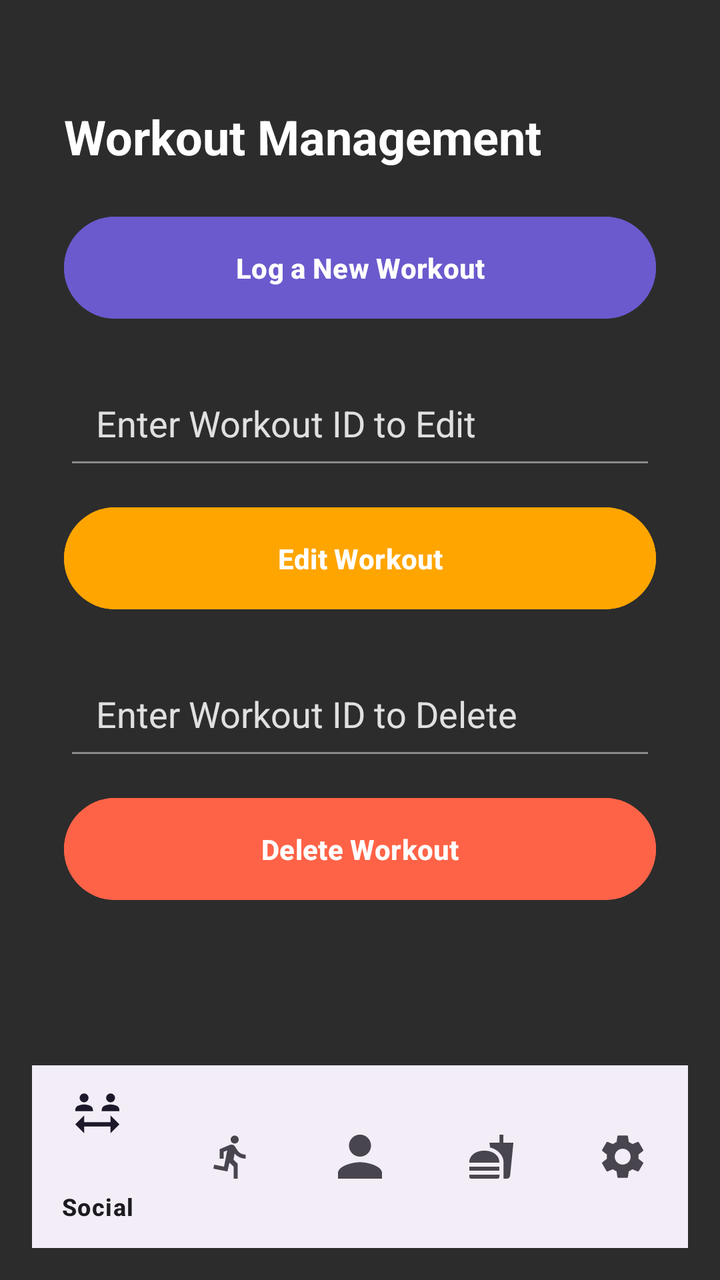
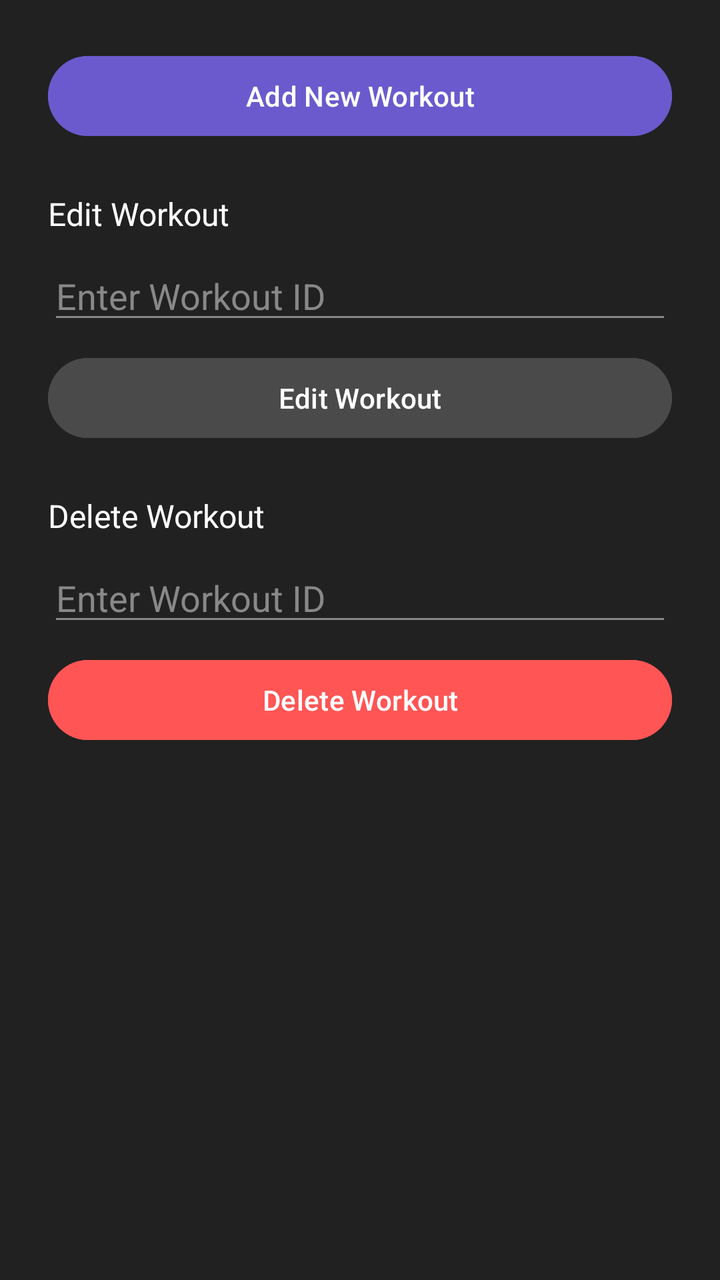

Screens rendered from an Android XML layout before and after an edit, with the pre-edit source and the edit as a unified diff.
<!-- AndroidManifest.xml: application theme Theme.AndroidExample -->
<!-- res/layout/activity_workout.xml -->
<?xml version="1.0" encoding="utf-8"?>
<androidx.constraintlayout.widget.ConstraintLayout
    xmlns:android="http://schemas.android.com/apk/res/android"
    xmlns:app="http://schemas.android.com/apk/res-auto"
    android:layout_width="match_parent"
    android:layout_height="match_parent"
    android:padding="16dp"
    android:background="#2C2C2C"> 


    <LinearLayout
        android:id="@+id/upper_section"
        android:layout_width="0dp"
        android:layout_height="0dp"
        android:orientation="vertical"
        android:padding="16dp"
        app:layout_constraintBottom_toTopOf="@+id/guideline"
        app:layout_constraintEnd_toEndOf="parent"
        app:layout_constraintStart_toStartOf="parent"
        app:layout_constraintTop_toTopOf="parent">

        
        <TextView
            android:id="@+id/title_workout_activity"
            android:layout_width="wrap_content"
            android:layout_height="wrap_content"
            android:text="Workout Management"
            android:textSize="24sp"
            android:textStyle="bold"
            android:textColor="#FFFFFF"
            android:layout_marginTop="20dp" />

        
        <Button
            android:id="@+id/navigate_log_workout_btn"
            android:layout_width="match_parent"
            android:layout_height="wrap_content"
            android:text="Log a New Workout"
            android:padding="16dp"
            android:backgroundTint="#6A5ACD"
            android:textColor="#FFFFFF"
            android:textStyle="bold"
            android:layout_marginTop="20dp" />

        
        <EditText
            android:id="@+id/edit_workout_id_edt"
            android:layout_width="match_parent"
            android:layout_height="wrap_content"
            android:hint="Enter Workout ID to Edit"
            android:inputType="number"
            android:padding="16dp"
            android:backgroundTint="#8A8A8A"
            android:textColorHint="#E0E0E0"
            android:textColor="#FFFFFF"
            android:layout_marginTop="20dp" />

        <Button
            android:id="@+id/edit_workout_btn"
            android:layout_width="match_parent"
            android:layout_height="wrap_content"
            android:text="Edit Workout"
            android:padding="16dp"
            android:backgroundTint="#FFA500"
            android:textColor="#FFFFFF"
            android:textStyle="bold"
            android:layout_marginTop="10dp" />

        
        <EditText
            android:id="@+id/delete_workout_id_edt"
            android:layout_width="match_parent"
            android:layout_height="wrap_content"
            android:hint="Enter Workout ID to Delete"
            android:inputType="number"
            android:padding="16dp"
            android:backgroundTint="#8A8A8A"
            android:textColorHint="#E0E0E0"
            android:textColor="#FFFFFF"
            android:layout_marginTop="20dp" />

        <Button
            android:id="@+id/delete_workout_btn"
            android:layout_width="match_parent"
            android:layout_height="wrap_content"
            android:text="Delete Workout"
            android:padding="16dp"
            android:backgroundTint="#FF6347"
            android:textColor="#FFFFFF"
            android:textStyle="bold"
            android:layout_marginTop="10dp" />

    </LinearLayout>

    
    <androidx.constraintlayout.widget.Guideline
        android:id="@+id/guideline"
        android:layout_width="wrap_content"
        android:layout_height="wrap_content"
        android:orientation="horizontal"
        app:layout_constraintGuide_percent="0.85" />

    
    <com.google.android.material.bottomnavigation.BottomNavigationView
        android:id="@+id/bottom_navigation"
        android:layout_width="0dp"
        android:layout_height="0dp"
        app:layout_constraintBottom_toBottomOf="parent"
        app:layout_constraintEnd_toEndOf="parent"
        app:layout_constraintHorizontal_bias="0.0"
        app:layout_constraintStart_toStartOf="parent"
        app:layout_constraintTop_toBottomOf="@+id/guideline"
        app:layout_constraintVertical_bias="0.0"
        app:menu="@menu/bottom_nav_menu" />

</androidx.constraintlayout.widget.ConstraintLayout>
<!-- resources referenced by this layout -->
<resources>
  <style name="Theme.AndroidExample" parent="Base.Theme.AndroidExample" />
  <style name="Base.Theme.AndroidExample" parent="Theme.Material3.DayNight.NoActionBar">
          
          
      </style>
</resources>

<!-- the commit's change to res/layout/activity_workout.xml (unified diff, before → after) -->
@@ -1,106 +1,92 @@
 <?xml version="1.0" encoding="utf-8"?>
-<androidx.constraintlayout.widget.ConstraintLayout
-    xmlns:android="http://schemas.android.com/apk/res/android"
+<LinearLayout xmlns:android="http://schemas.android.com/apk/res/android"
     xmlns:app="http://schemas.android.com/apk/res-auto"
     android:layout_width="match_parent"
     android:layout_height="match_parent"
-    android:padding="16dp"
-    android:background="#2C2C2C"> 
+    android:orientation="vertical"
+    android:background="#212121">
 
+    <ScrollView
+        android:layout_width="match_parent"
+        android:layout_height="0dp"
+        android:layout_weight="1">
 
-    <LinearLayout
-        android:id="@+id/upper_section"
-        android:layout_width="0dp"
-        android:layout_height="0dp"
-        android:orientation="vertical"
-        android:padding="16dp"
-        app:layout_constraintBottom_toTopOf="@+id/guideline"
-        app:layout_constraintEnd_toEndOf="parent"
-        app:layout_constraintStart_toStartOf="parent"
-        app:layout_constraintTop_toTopOf="parent">
-
-        
-        <TextView
-            android:id="@+id/title_workout_activity"
-            android:layout_width="wrap_content"
-            android:layout_height="wrap_content"
-            android:text="Workout Management"
-            android:textSize="24sp"
-            android:textStyle="bold"
-            android:textColor="#FFFFFF"
-            android:layout_marginTop="20dp" />
-
-        
-        <Button
-            android:id="@+id/navigate_log_workout_btn"
+        <LinearLayout
             android:layout_width="match_parent"
             android:layout_height="wrap_content"
-            android:text="Log a New Workout"
-            android:padding="16dp"
-            android:backgroundTint="#6A5ACD"
-            android:textColor="#FFFFFF"
-            android:textStyle="bold"
-            android:layout_marginTop="20dp" />
+            android:orientation="vertical"
+            android:padding="24dp">
 
-        
-        <EditText
-            android:id="@+id/edit_workout_id_edt"
-            android:layout_width="match_parent"
-            android:layout_height="wrap_content"
-            android:hint="Enter Workout ID to Edit"
-            android:inputType="number"
-            android:padding="16dp"
-            android:backgroundTint="#8A8A8A"
-            android:textColorHint="#E0E0E0"
-            android:textColor="#FFFFFF"
-            android:layout_marginTop="20dp" />
+            
+            <Button
+                android:id="@+id/add_workout_btn"
+                android:layout_width="match_parent"
+                android:layout_height="wrap_content"
+                android:text="Add New Workout"
+                android:textColor="#FFFFFF"
+                android:backgroundTint="#6A5ACD"
+                android:layout_marginBottom="24dp"/>
 
-        <Button
-            android:id="@+id/edit_workout_btn"
-            android:layout_width="match_parent"
-            android:layout_height="wrap_content"
-            android:text="Edit Workout"
-            android:padding="16dp"
-            android:backgroundTint="#FFA500"
-            android:textColor="#FFFFFF"
-            android:textStyle="bold"
-            android:layout_marginTop="10dp" />
+            
+            <TextView
+                android:layout_width="match_parent"
+                android:layout_height="wrap_content"
+                android:text="Edit Workout"
+                android:textColor="#FFFFFF"
+                android:textSize="16sp"
+                android:layout_marginBottom="8dp"/>
 
-        
-        <EditText
-            android:id="@+id/delete_workout_id_edt"
-            android:layout_width="match_parent"
-            android:layout_height="wrap_content"
-            android:hint="Enter Workout ID to Delete"
-            android:inputType="number"
-            android:padding="16dp"
-            android:backgroundTint="#8A8A8A"
-            android:textColorHint="#E0E0E0"
-            android:textColor="#FFFFFF"
-            android:layout_marginTop="20dp" />
+            <EditText
+                android:id="@+id/edit_workout_id_edt"
+                android:layout_width="match_parent"
+                android:layout_height="wrap_content"
+                android:hint="Enter Workout ID"
+                android:inputType="number"
+                android:textColor="#FFFFFF"
+                android:textColorHint="#888888"
+                android:backgroundTint="#888888"
+                android:layout_marginBottom="8dp"/>
 
-        <Button
-            android:id="@+id/delete_workout_btn"
-            android:layout_width="match_parent"
-            android:layout_height="wrap_content"
-            android:text="Delete Workout"
-            android:padding="16dp"
-            android:backgroundTint="#FF6347"
-            android:textColor="#FFFFFF"
-            android:textStyle="bold"
-            android:layout_marginTop="10dp" />
+            <Button
+                android:id="@+id/edit_workout_btn"
+                android:layout_width="match_parent"
+                android:layout_height="wrap_content"
+                android:text="Edit Workout"
+                android:textColor="#FFFFFF"
+                android:backgroundTint="#4A4A4A"
+                android:layout_marginBottom="24dp"/>
 
-    </LinearLayout>
+            
+            <TextView
+                android:layout_width="match_parent"
+                android:layout_height="wrap_content"
+                android:text="Delete Workout"
+                android:textColor="#FFFFFF"
+                android:textSize="16sp"
+                android:layout_marginBottom="8dp"/>
 
-    
-    <androidx.constraintlayout.widget.Guideline
-        android:id="@+id/guideline"
-        android:layout_width="wrap_content"
-        android:layout_height="wrap_content"
-        android:orientation="horizontal"
-        app:layout_constraintGuide_percent="0.85" />
+            <EditText
+                android:id="@+id/delete_workout_id_edt"
+                android:layout_width="match_parent"
+                android:layout_height="wrap_content"
+                android:hint="Enter Workout ID"
+                android:inputType="number"
+                android:textColor="#FFFFFF"
+                android:textColorHint="#888888"
+                android:backgroundTint="#888888"
+                android:layout_marginBottom="8dp"/>
 
-    
+            <Button
+                android:id="@+id/delete_workout_btn"
+                android:layout_width="match_parent"
+                android:layout_height="wrap_content"
+                android:text="Delete Workout"
+                android:textColor="#FFFFFF"
+                android:backgroundTint="#FF5555"/>
+
+        </LinearLayout>
+    </ScrollView>
+
     <com.google.android.material.bottomnavigation.BottomNavigationView
         android:id="@+id/bottom_navigation"
         android:layout_width="0dp"
@@ -113,4 +99,4 @@
         app:layout_constraintVertical_bias="0.0"
         app:menu="@menu/bottom_nav_menu" />
 
-</androidx.constraintlayout.widget.ConstraintLayout>
+</LinearLayout>
